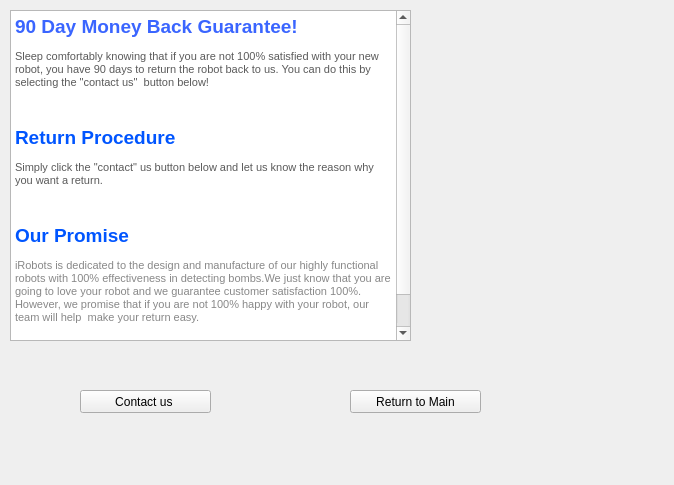
The window that IRobot/custguarantee.ui (OwlbitCode/CS-c1-project1) describes before a commit, drawn with Qt 5.
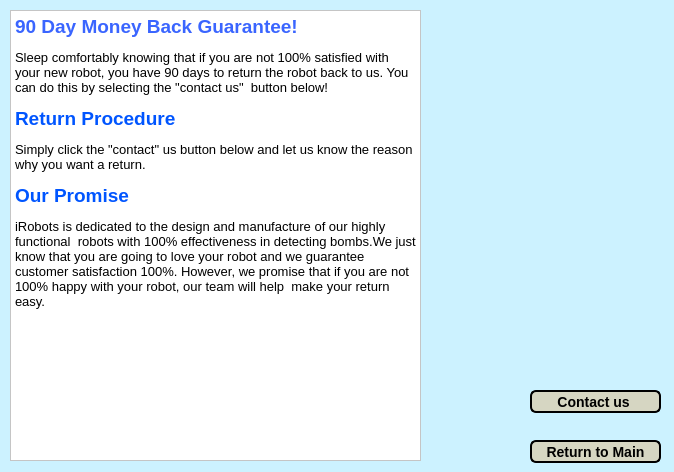
The same window after the commit. Icons and pictures are not drawn.

Patch:
```diff
--- a/IRobot/custguarantee.ui
+++ b/IRobot/custguarantee.ui
@@ -7,21 +7,32 @@
     <x>0</x>
     <y>0</y>
     <width>674</width>
-    <height>485</height>
+    <height>472</height>
    </rect>
   </property>
   <property name="windowTitle">
    <string>Customer Guarantee</string>
   </property>
+  <property name="styleSheet">
+   <string notr="true">background-color: #ccf2ff;</string>
+  </property>
   <widget class="QTextEdit" name="MoneyBackG">
    <property name="geometry">
     <rect>
      <x>10</x>
      <y>10</y>
-     <width>401</width>
-     <height>331</height>
+     <width>411</width>
+     <height>451</height>
     </rect>
    </property>
+   <property name="font">
+    <font>
+     <pointsize>10</pointsize>
+    </font>
+   </property>
+   <property name="styleSheet">
+    <string notr="true">background-color:white;</string>
+   </property>
    <property name="readOnly">
     <bool>true</bool>
    </property>
@@ -29,28 +40,34 @@
     <string>&lt;!DOCTYPE HTML PUBLIC &quot;-//W3C//DTD HTML 4.0//EN&quot; &quot;http://www.w3.org/TR/REC-html40/strict.dtd&quot;&gt;
 &lt;html&gt;&lt;head&gt;&lt;meta name=&quot;qrichtext&quot; content=&quot;1&quot; /&gt;&lt;style type=&quot;text/css&quot;&gt;
 p, li { white-space: pre-wrap; }
-&lt;/style&gt;&lt;/head&gt;&lt;body style=&quot; font-family:'MS Shell Dlg 2'; font-size:8.25pt; font-weight:400; font-style:normal;&quot;&gt;
+&lt;/style&gt;&lt;/head&gt;&lt;body style=&quot; font-family:'MS Shell Dlg 2'; font-size:10pt; font-weight:400; font-style:normal;&quot;&gt;
 &lt;p style=&quot; margin-top:12px; margin-bottom:12px; margin-left:0px; margin-right:0px; -qt-block-indent:0; text-indent:0px;&quot;&gt;&lt;span style=&quot; font-size:14pt; font-weight:600; color:#3a65ff;&quot;&gt;90 Day Money Back Guarantee! &lt;/span&gt;&lt;/p&gt;
-&lt;p style=&quot; margin-top:12px; margin-bottom:12px; margin-left:0px; margin-right:0px; -qt-block-indent:0; text-indent:0px;&quot;&gt;&lt;span style=&quot; color:#5a5a5a;&quot;&gt;Sleep comfortably knowing that if you are not 100% satisfied with your new robot, you have 90 days to return the robot back to us. You can do this by selecting the &amp;quot;contact us&amp;quot;  button below!&lt;/span&gt;&lt;/p&gt;
-&lt;p style=&quot;-qt-paragraph-type:empty; margin-top:12px; margin-bottom:12px; margin-left:0px; margin-right:0px; -qt-block-indent:0; text-indent:0px; color:#5a5a5a;&quot;&gt;&lt;br /&gt;&lt;/p&gt;
+&lt;p style=&quot; margin-top:12px; margin-bottom:12px; margin-left:0px; margin-right:0px; -qt-block-indent:0; text-indent:0px;&quot;&gt;&lt;span style=&quot; color:#000000;&quot;&gt;Sleep comfortably knowing that if you are not 100% satisfied with your new robot, you have 90 days to return the robot back to us. You can do this by selecting the &amp;quot;contact us&amp;quot;  button below!&lt;/span&gt;&lt;/p&gt;
 &lt;p style=&quot; margin-top:12px; margin-bottom:12px; margin-left:0px; margin-right:0px; -qt-block-indent:0; text-indent:0px;&quot;&gt;&lt;span style=&quot; font-size:14pt; font-weight:600; color:#0055ff;&quot;&gt;Return Procedure&lt;/span&gt;&lt;/p&gt;
-&lt;p style=&quot; margin-top:12px; margin-bottom:12px; margin-left:0px; margin-right:0px; -qt-block-indent:0; text-indent:0px;&quot;&gt;&lt;span style=&quot; color:#5a5a5a;&quot;&gt;Simply click the &amp;quot;contact&amp;quot; us button below and let us know the reason why you want a return. &lt;/span&gt;&lt;/p&gt;
-&lt;p style=&quot;-qt-paragraph-type:empty; margin-top:12px; margin-bottom:12px; margin-left:0px; margin-right:0px; -qt-block-indent:0; text-indent:0px; color:#5a5a5a;&quot;&gt;&lt;br /&gt;&lt;/p&gt;
+&lt;p style=&quot; margin-top:12px; margin-bottom:12px; margin-left:0px; margin-right:0px; -qt-block-indent:0; text-indent:0px;&quot;&gt;&lt;span style=&quot; color:#000000;&quot;&gt;Simply click the &amp;quot;contact&amp;quot; us button below and let us know the reason why you want a return. &lt;/span&gt;&lt;/p&gt;
 &lt;p style=&quot; margin-top:12px; margin-bottom:12px; margin-left:0px; margin-right:0px; -qt-block-indent:0; text-indent:0px;&quot;&gt;&lt;span style=&quot; font-size:14pt; font-weight:600; color:#0055ff;&quot;&gt;Our Promise&lt;/span&gt;&lt;/p&gt;
-&lt;p style=&quot; margin-top:12px; margin-bottom:12px; margin-left:0px; margin-right:0px; -qt-block-indent:0; text-indent:0px;&quot;&gt;&lt;span style=&quot; font-size:8pt; color:#888888;&quot;&gt;iRobots is dedicated to the design and manufacture of our highly functional  robots with 100% effectiveness in detecting bombs.We just know that you are going to love your robot and we guarantee customer satisfaction 100%. However, we promise that if you are not 100% happy with your robot, our team will help  make your return easy.&lt;/span&gt;&lt;/p&gt;
-&lt;p style=&quot;-qt-paragraph-type:empty; margin-top:12px; margin-bottom:12px; margin-left:0px; margin-right:0px; -qt-block-indent:0; text-indent:0px;&quot;&gt;&lt;br /&gt;&lt;/p&gt;
-&lt;p style=&quot;-qt-paragraph-type:empty; margin-top:12px; margin-bottom:12px; margin-left:0px; margin-right:0px; -qt-block-indent:0; text-indent:0px; font-size:8pt; color:#888888;&quot;&gt;&lt;br /&gt;&lt;/p&gt;&lt;/body&gt;&lt;/html&gt;</string>
+&lt;p style=&quot; margin-top:12px; margin-bottom:12px; margin-left:0px; margin-right:0px; -qt-block-indent:0; text-indent:0px;&quot;&gt;&lt;span style=&quot; color:#000000;&quot;&gt;iRobots is dedicated to the design and manufacture of our highly functional  robots with 100% effectiveness in detecting bombs.We just know that you are going to love your robot and we guarantee customer satisfaction 100%. However, we promise that if you are not 100% happy with your robot, our team will help  make your return easy.&lt;/span&gt;&lt;/p&gt;&lt;/body&gt;&lt;/html&gt;</string>
    </property>
   </widget>
   <widget class="QPushButton" name="contactUs">
    <property name="geometry">
     <rect>
-     <x>80</x>
+     <x>530</x>
      <y>390</y>
      <width>131</width>
      <height>23</height>
     </rect>
    </property>
+   <property name="styleSheet">
+    <string notr="true">font-weight: bold;
+font-size : 14px;
+color : black;
+background-color : #d6d6c2;
+border-radius : 6px;
+height : 25px;
+width : 125px;
+border: 2px solid black;</string>
+   </property>
    <property name="text">
     <string>Contact us </string>
    </property>
@@ -58,12 +75,22 @@
   <widget class="QPushButton" name="main">
    <property name="geometry">
     <rect>
-     <x>350</x>
-     <y>390</y>
+     <x>530</x>
+     <y>440</y>
      <width>131</width>
      <height>23</height>
     </rect>
    </property>
+   <property name="styleSheet">
+    <string notr="true">font-weight: bold;
+font-size : 14px;
+color : black;
+background-color : #d6d6c2;
+border-radius : 6px;
+height : 25px;
+width : 125px;
+border: 2px solid black;</string>
+   </property>
    <property name="text">
     <string>Return to Main</string>
    </property>
@@ -72,9 +99,9 @@
    <property name="geometry">
     <rect>
      <x>430</x>
-     <y>0</y>
+     <y>10</y>
      <width>231</width>
-     <height>311</height>
+     <height>251</height>
     </rect>
    </property>
    <property name="text">
```
